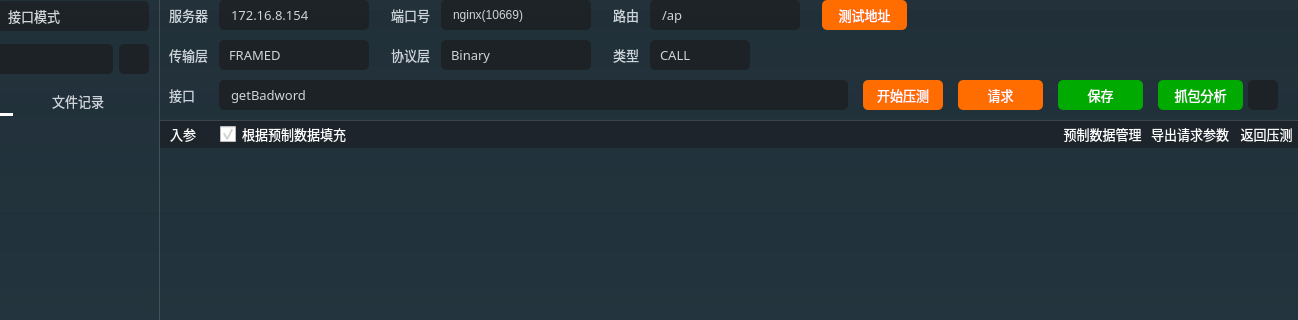
Qt form Fdog-Kit/module_thrift/thriftwidget.ui (HuaGouFdog/Fdog-Kit) before a commit; both pictures show x 102 to 1400 and y 0 to 320 of the 1400 by 824 pixel window.
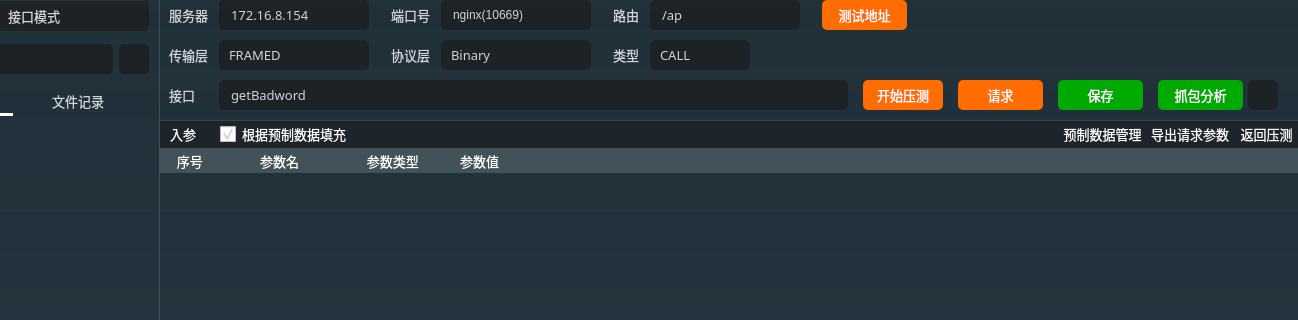
The same form after that commit. Icons and pictures are not drawn. Custom widgets are drawn as their Qt base class.

Patch:
```diff
--- a/Fdog-Kit/module_thrift/thriftwidget.ui
+++ b/Fdog-Kit/module_thrift/thriftwidget.ui
@@ -5377,7 +5377,7 @@
                             <bool>false</bool>
                            </property>
                            <attribute name="headerVisible">
-                            <bool>false</bool>
+                            <bool>true</bool>
                            </attribute>
                            <attribute name="headerMinimumSectionSize">
                             <number>20</number>
```
